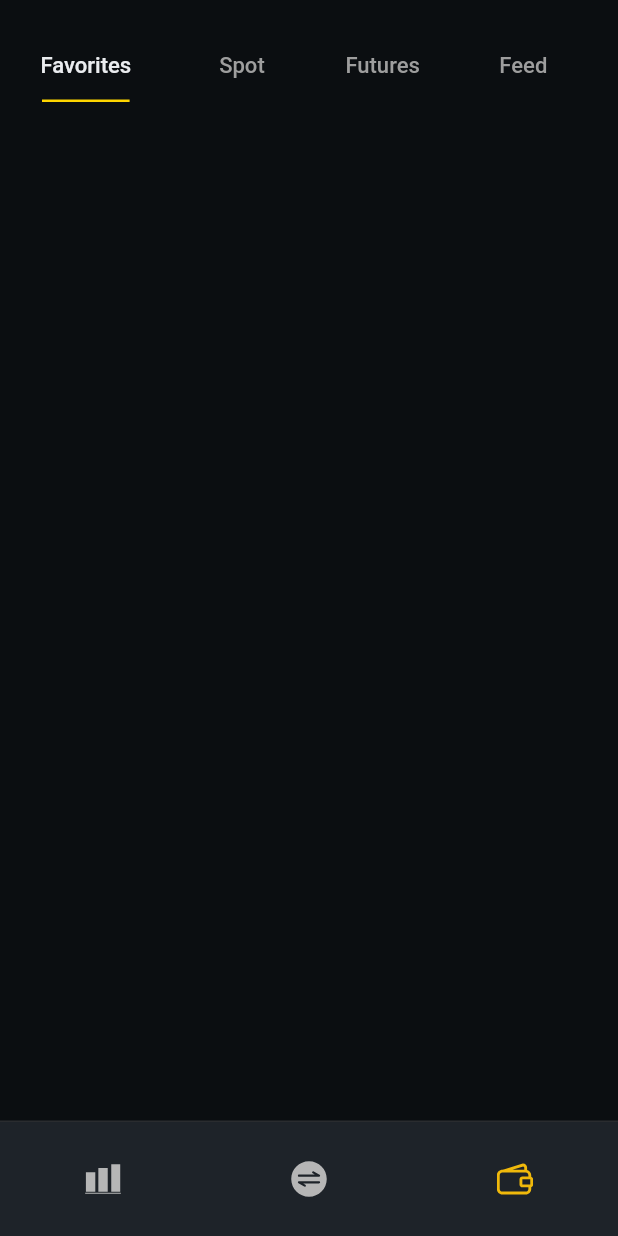
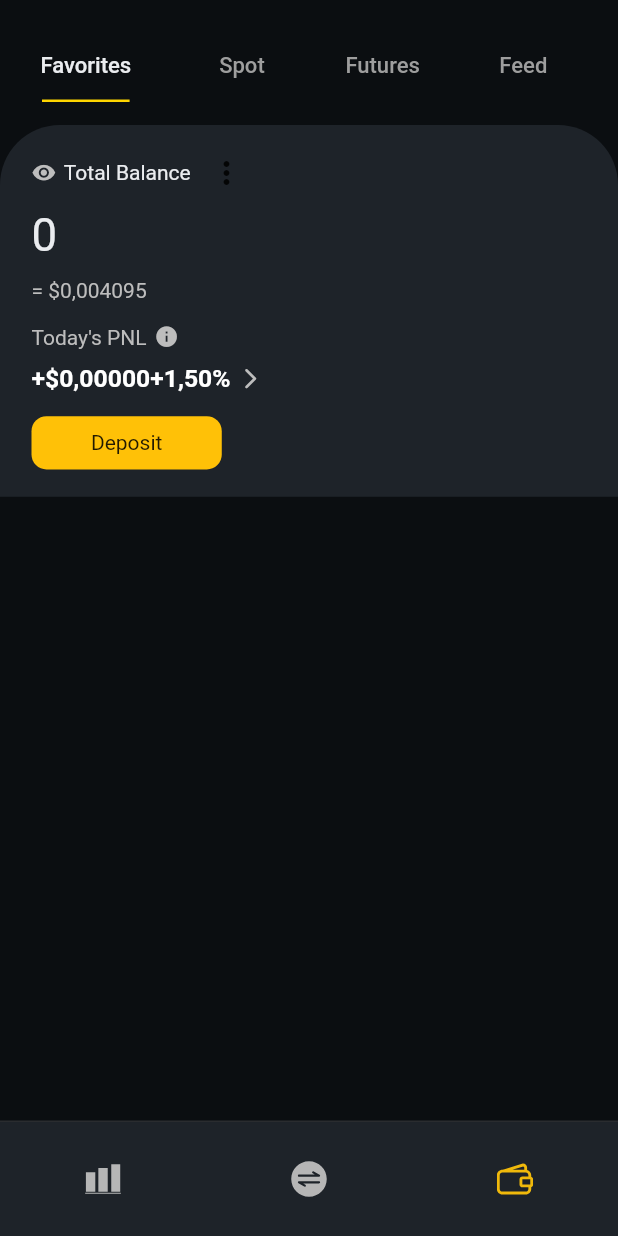
Before and after one commit to MorgueMorg/Flutter-Binance-App, a Flutter app: the WalletsScreen screen opened by its route, on a phone screen of 412 x 824 dp. Run offline on Flutter 3.47's test engine with Material 2 defaults, Android fonts, the light colour scheme and no system bars; our stand-ins replace dio, equatable, flutter_bloc, flutter_svg, get_it, go_router; network calls fail.

Commit message:
Added upper card for wallets screen :aerial_tramway:

```diff
--- a/lib/features/screens/wallets/components/body.dart
+++ b/lib/features/screens/wallets/components/body.dart
@@ -1,4 +1,6 @@
 import 'package:binance_clone/components/custom_tap_bar.dart';
+import 'package:binance_clone/components/size_config.dart';
+import 'package:binance_clone/features/screens/wallets/components/upper_cart.dart';
 import 'package:flutter/material.dart';
 
 class Body extends StatelessWidget {
@@ -6,9 +8,13 @@ class Body extends StatelessWidget {
 
   @override
   Widget build(BuildContext context) {
-    return const Column(
+    return Column(
       children: [
-        CustomTapBar(),
+        const CustomTapBar(),
+        SizedBox(
+          height: getProportionateScreenHeight(15),
+        ),
+        const UpperCart(),
       ],
     );
   }
--- /dev/null
+++ b/lib/features/screens/wallets/components/upper_cart.dart
@@ -0,0 +1,134 @@
+import 'package:binance_clone/components/constants.dart';
+import 'package:binance_clone/components/size_config.dart';
+import 'package:flutter/material.dart';
+
+class UpperCart extends StatelessWidget {
+  const UpperCart({super.key});
+
+  @override
+  Widget build(BuildContext context) {
+    return Container(
+      padding: const EdgeInsets.fromLTRB(6.0, 8.0, 6.0, 8.0),
+      decoration: const BoxDecoration(
+        color: primaryLightColor,
+        borderRadius: BorderRadius.only(
+          topLeft: Radius.circular(40),
+          topRight: Radius.circular(40),
+        ),
+      ),
+      child: Padding(
+        padding: const EdgeInsets.only(left: 15, right: 15),
+        child: Row(
+          children: [
+            Expanded(
+              flex: 2,
+              child: Column(
+                crossAxisAlignment: CrossAxisAlignment.start,
+                children: [
+                  Row(
+                    children: [
+                      Icon(
+                        Icons.remove_red_eye_rounded,
+                        color: Colors.grey.shade400,
+                        size: getProportionateScreenWidth(15),
+                      ),
+                      SizedBox(
+                        width: getProportionateScreenHeight(5),
+                      ),
+                      const Text(
+                        "Total Balance",
+                        style: TextStyle(color: textLightColor),
+                      ),
+                      PopupMenuButton(
+                        color: Colors.grey.shade400,
+                        onSelected: (value) {
+                          // your logic
+                        },
+                        itemBuilder: (BuildContext bc) {
+                          return const [
+                            PopupMenuItem(
+                              child: Text("USDT"),
+                            ),
+                            PopupMenuItem(
+                              child: Text("About"),
+                            ),
+                            PopupMenuItem(
+                              child: Text("Contact"),
+                            )
+                          ];
+                        },
+                      )
+                    ],
+                  ),
+                  Text(
+                    "0",
+                    style: TextStyle(
+                        color: textLightColor,
+                        fontSize: getProportionateScreenHeight(30)),
+                  ),
+                  SizedBox(height: getProportionateScreenHeight(10)),
+                  Text(
+                    "= \$0,004095",
+                    style: TextStyle(color: Colors.grey.shade400),
+                  ),
+                  SizedBox(height: getProportionateScreenHeight(15)),
+                  Row(
+                    children: [
+                      Text(
+                        "Today's PNL",
+                        style: TextStyle(color: Colors.grey.shade400),
+                      ),
+                      SizedBox(
+                        width: getProportionateScreenHeight(5),
+                      ),
+                      Icon(
+                        Icons.info,
+                        color: Colors.grey.shade400,
+                        size: getProportionateScreenWidth(15),
+                      ),
+                    ],
+                  ),
+                  SizedBox(height: getProportionateScreenHeight(10)),
+                  Row(
+                    children: [
+                      Text(
+                        "+\$0,00000+1,50%",
+                        style: TextStyle(
+                          color: Colors.white,
+                          fontWeight: FontWeight.bold,
+                          fontSize: getProportionateScreenWidth(15),
+                        ),
+                      ),
+                      SizedBox(
+                        width: getProportionateScreenHeight(5),
+                      ),
+                      Icon(
+                        Icons.arrow_forward_ios_rounded,
+                        color: Colors.grey.shade400,
+                        size: getProportionateScreenWidth(15),
+                      ),
+                    ],
+                  ),
+                  SizedBox(
+                    height: getProportionateScreenHeight(15),
+                  ),
+                  Container(
+                    height: getProportionateScreenHeight(35),
+                    width: getProportionateScreenHeight(125),
+                    decoration: const BoxDecoration(
+                        color: Colors.amber,
+                        borderRadius: BorderRadius.all(Radius.circular(10))),
+                    child: const Center(
+                      child: Text("Deposit"),
+                    ),
+                  ),
+                  SizedBox(height: getProportionateScreenHeight(10)),
+                ],
+              ),
+            ),
+          ],
+        ),
+      ),
+    );
+  }
+}
```
